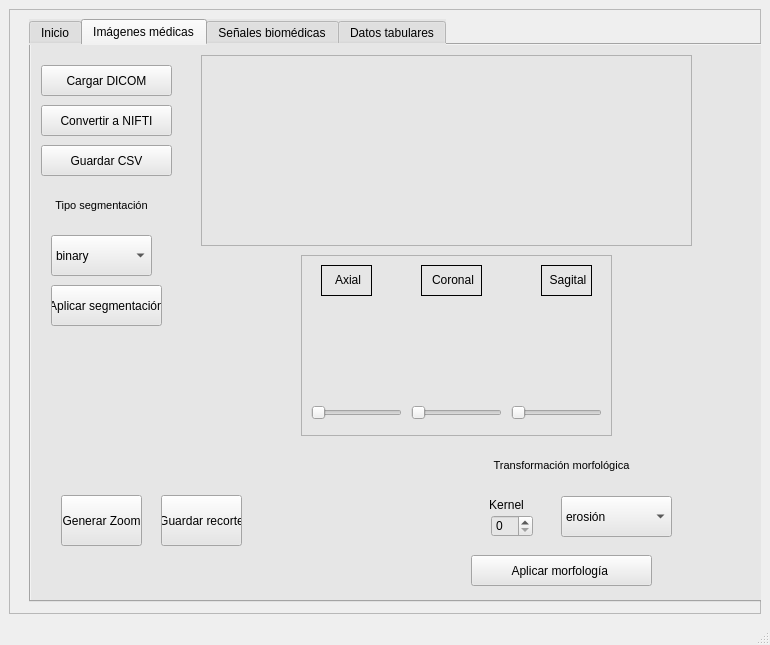
Above: Vista/principal.ui from msofiaalmanza-coder/BioSync before the change. Below: the same form after it.
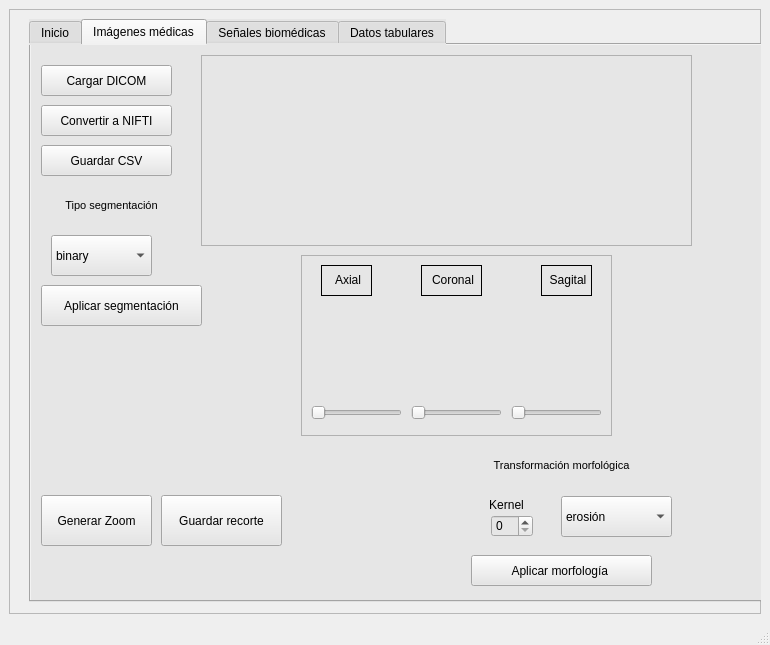
That is the form after the change.

Patch:
```diff
--- a/Vista/principal.ui
+++ b/Vista/principal.ui
@@ -236,9 +236,9 @@
         <widget class="QPushButton" name="btnZoom">
          <property name="geometry">
           <rect>
-           <x>30</x>
+           <x>10</x>
            <y>450</y>
-           <width>81</width>
+           <width>111</width>
            <height>51</height>
           </rect>
          </property>
@@ -254,7 +254,7 @@
           <rect>
            <x>130</x>
            <y>450</y>
-           <width>81</width>
+           <width>121</width>
            <height>51</height>
           </rect>
          </property>
@@ -294,9 +294,9 @@
         <widget class="QLabel" name="label_10">
          <property name="geometry">
           <rect>
-           <x>20</x>
+           <x>10</x>
            <y>140</y>
-           <width>101</width>
+           <width>141</width>
            <height>41</height>
           </rect>
          </property>
@@ -310,9 +310,9 @@
         <widget class="QPushButton" name="btnSegmentar">
          <property name="geometry">
           <rect>
-           <x>20</x>
+           <x>10</x>
            <y>240</y>
-           <width>111</width>
+           <width>161</width>
            <height>41</height>
           </rect>
          </property>
```
